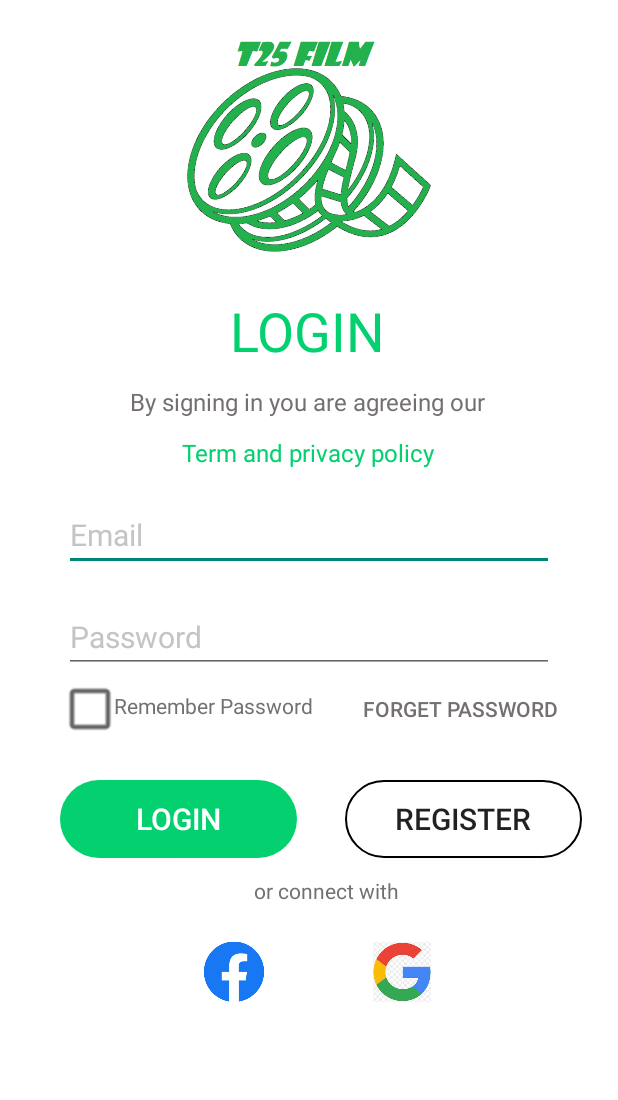
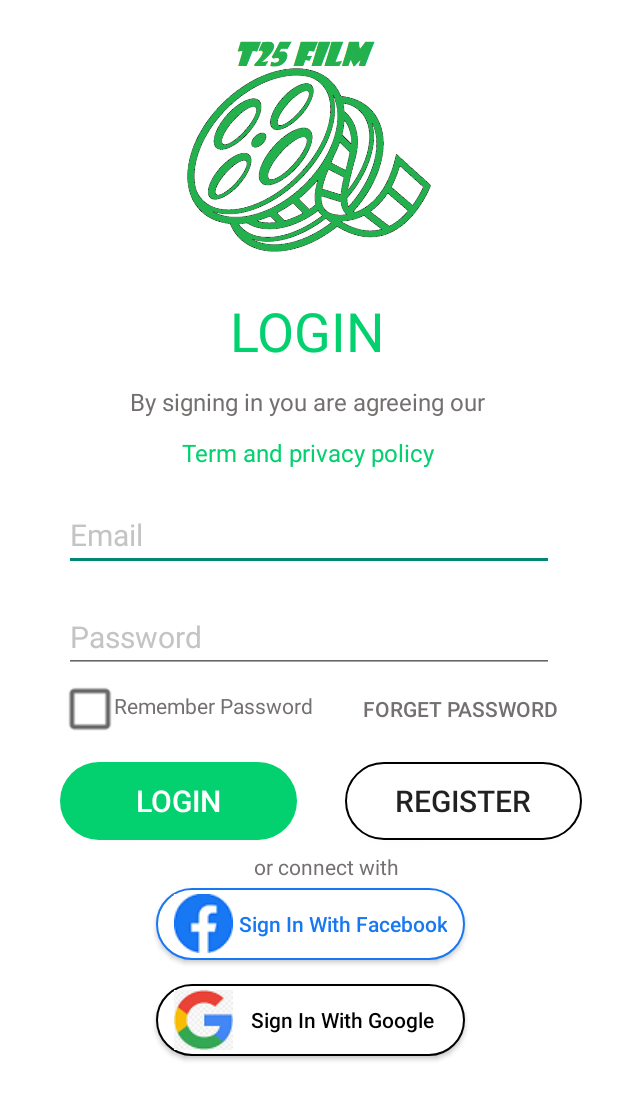
Before and after one commit to TamOOP/t25film, an Android app: the screen it shows after launch (LoginActivity), on a phone screen of 412 x 824 dp. Shown: the top 1100 px of the screen. Run offline under Robolectric (Android 15) with nearby library versions, the phone set to English and light mode, and no system bars.

Commit message:
Layout Login face,google hoan thanh

```diff
--- /dev/null
+++ b/app/src/main/res/drawable/bg_btn_facebook.xml
@@ -0,0 +1,7 @@
+<?xml version="1.0" encoding="utf-8"?>
+<shape xmlns:android="http://schemas.android.com/apk/res/android"
+    android:shape="rectangle">
+    <solid android:color="#FFFFFF"/>
+    <corners android:radius="50dp"/>
+    <stroke android:color="@color/facebook" android:width="1dp"/>
+</shape>
--- /dev/null
+++ b/app/src/main/res/drawable/bg_btn_google.xml
@@ -0,0 +1,8 @@
+<?xml version="1.0" encoding="utf-8"?>
+<shape xmlns:android="http://schemas.android.com/apk/res/android"
+    android:shape="rectangle">
+    <stroke android:color="@color/black" android:width="1dp"/>
+    <solid android:color="#FFFFFF"/>
+    <corners android:radius="50dp"/>
+
+</shape>
--- a/app/src/main/res/layout/activity_login.xml
+++ b/app/src/main/res/layout/activity_login.xml
@@ -128,7 +128,7 @@
         android:layout_width="@dimen/w_Login"
         android:layout_height="@dimen/h_Login"
         android:layout_marginStart="40dp"
-        android:layout_marginTop="40dp"
+        android:layout_marginTop="28dp"
         android:background="@drawable/btn_login"
         android:text="Login"
         android:textColor="@color/white"
@@ -151,7 +151,7 @@
         android:id="@+id/txtConnect"
         android:layout_width="120dp"
         android:layout_height="20dp"
-        android:layout_marginTop="12dp"
+        android:layout_marginTop="8dp"
         android:text="or connect with"
         android:textColor="@color/colortxtbottomlogin"
         app:layout_constraintEnd_toEndOf="parent"
@@ -159,25 +159,39 @@
         app:layout_constraintStart_toStartOf="parent"
         app:layout_constraintTop_toBottomOf="@+id/btnLogin" />
 
-    <ImageView
-        android:id="@+id/imageView2"
-        android:layout_width="@dimen/w_hLogoFace"
-        android:layout_height="@dimen/w_hLogoFace"
-        android:layout_marginStart="136dp"
-        android:layout_marginTop="56dp"
+    <Button
+        android:id="@+id/btn_facebook"
+        android:layout_width="wrap_content"
+        android:layout_height="wrap_content"
+        android:layout_marginHorizontal="50dp"
+        android:layout_marginTop="32dp"
+        android:background="@drawable/bg_btn_facebook"
+        android:drawableStart="@drawable/logo_face"
+        android:paddingHorizontal="12dp"
+        android:text=" Sign In With Facebook"
+        android:textAllCaps="false"
+        android:textColor="@color/facebook"
+        app:layout_constraintEnd_toEndOf="parent"
+        app:layout_constraintHorizontal_bias="0.512"
         app:layout_constraintStart_toStartOf="parent"
-        app:layout_constraintTop_toBottomOf="@+id/btnLogin"
-        app:srcCompat="@drawable/logo_face" />
+        app:layout_constraintTop_toBottomOf="@+id/btnLogin" />
 
-    <ImageView
-        android:id="@+id/imageView"
-        android:layout_width="@dimen/w_hLogoFace"
-        android:layout_height="@dimen/w_hLogoFace"
-        android:layout_marginStart="72dp"
-        android:layout_marginTop="56dp"
-        app:layout_constraintStart_toEndOf="@+id/imageView2"
-        app:layout_constraintTop_toBottomOf="@+id/btnLogin"
-        app:srcCompat="@drawable/logo_google" />
+    <Button
+        android:id="@+id/btn_google"
+        android:layout_width="206dp"
+        android:layout_height="wrap_content"
+        android:layout_marginHorizontal="50dp"
+        android:layout_marginTop="16dp"
+        android:background="@drawable/bg_btn_google"
+        android:drawableStart="@drawable/logo_google"
+        android:paddingHorizontal="12dp"
+        android:text=" Sign In With Google"
+        android:textAllCaps="false"
+        android:textColor="@color/black"
+        app:layout_constraintEnd_toEndOf="parent"
+        app:layout_constraintHorizontal_bias="0.507"
+        app:layout_constraintStart_toStartOf="parent"
+        app:layout_constraintTop_toBottomOf="@+id/btn_facebook" />
 
 
 </androidx.constraintlayout.widget.ConstraintLayout>
--- a/app/src/main/res/values/colors.xml
+++ b/app/src/main/res/values/colors.xml
@@ -7,4 +7,5 @@
     <color name="colortxtbottomlogin">#747070</color>
     <color name="colortxtlogin">#C4C4C4</color>
     <style name="ButtonWhite">#FFFFFFFF</style>
+    <color name="facebook" >#1877F3</color>
 </resources>
```
Also changed, not shown: app/src/main/res/drawable/logo_face.png, app/src/main/res/drawable/logo_google.png.
